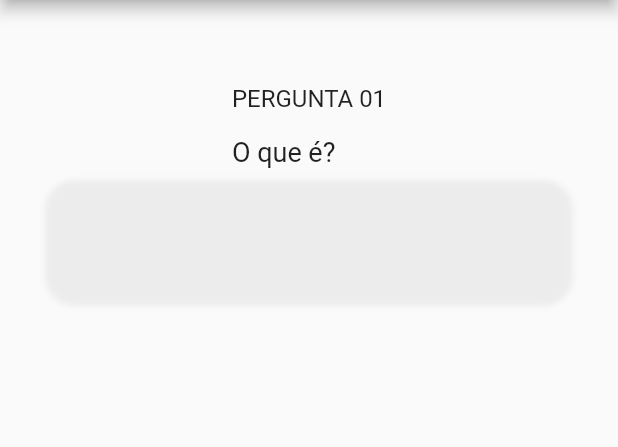
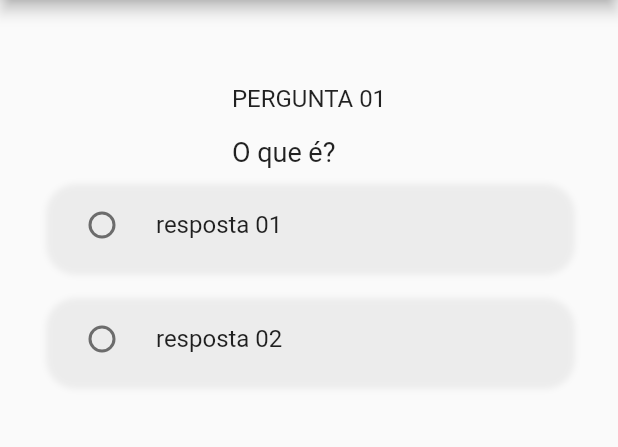
Before and after one commit to mesquita09/trivia, a Flutter app: the TriviaScreen screen opened directly, on a phone screen of 412 x 824 dp, the part 84-531 px from its top. Run offline on Flutter 3.47's test engine with Material 2 defaults, Android fonts, the phone set to English and light mode, and no system bars.

```diff
--- a/lib/trivia.dart
+++ b/lib/trivia.dart
@@ -6,6 +6,8 @@ class TriviaScreen extends StatefulWidget {
 }
 
 class _TriviaScreenState extends State<TriviaScreen> {
+  int answer = 0;
+
   @override
   Widget build(BuildContext context) {
     return Scaffold(
@@ -41,7 +43,6 @@ class _TriviaScreenState extends State<TriviaScreen> {
             child: ListView(
               children: [
                 Container(
-                  height: 80,
                   margin: EdgeInsets.fromLTRB(32, 10, 32, 10),
                   decoration: BoxDecoration(
                     borderRadius: BorderRadius.circular(20),
@@ -50,8 +51,43 @@ class _TriviaScreenState extends State<TriviaScreen> {
                         color: Colors.grey.withOpacity(0.15),
                         spreadRadius: 2,
                         blurRadius: 3,
+                        offset: Offset(1, 3),
                       ),
                     ],
+                  ),
+                  child: RadioListTile(
+                    value: 1,
+                    groupValue: answer,
+                    title: Text('resposta 01'),
+                    onChanged: (int value) {
+                      setState(() {
+                        answer = value;
+                      });
+                    },
+                  ),
+                ),
+                Container(
+                  margin: EdgeInsets.fromLTRB(32, 10, 32, 10),
+                  decoration: BoxDecoration(
+                    borderRadius: BorderRadius.circular(20),
+                    boxShadow: [
+                      BoxShadow(
+                        color: Colors.grey.withOpacity(0.15),
+                        spreadRadius: 2,
+                        blurRadius: 3,
+                        offset: Offset(1, 3),
+                      ),
+                    ],
+                  ),
+                  child: RadioListTile(
+                    value: 2,
+                    groupValue: answer,
+                    title: Text('resposta 02'),
+                    onChanged: (int value) {
+                      setState(() {
+                        answer = value;
+                      });
+                    },
                   ),
                 ),
               ],
```
